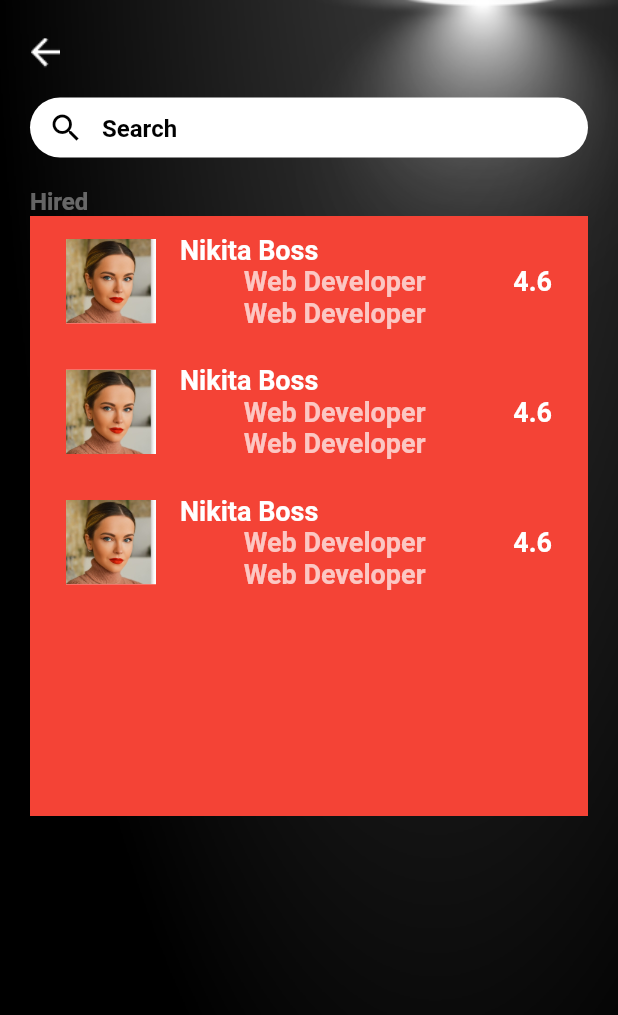
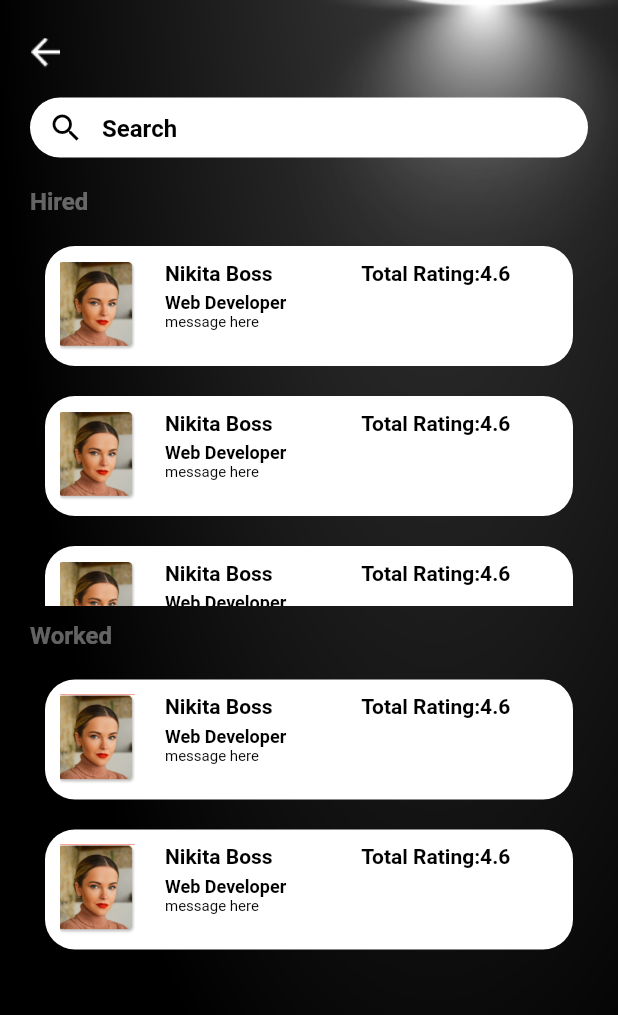
Before and after one commit to arunkc72/freelancerApp, a Flutter app: the HistoryPage screen opened directly, on a phone screen of 412 x 824 dp. Shown: the top 1015 px of the screen. Run offline on Flutter 3.47's test engine with Material 2 defaults, Android fonts, the light colour scheme and no system bars; missing offline and left inert: bulleted_list.

Commit message:
history page done

```diff
--- /dev/null
+++ b/lib/components/tile_history.dart
@@ -0,0 +1,88 @@
+import 'package:brandbuilder_flutter/components/constant.dart';
+import 'package:flutter/material.dart';
+
+class TileHistory extends StatelessWidget {
+  TileHistory({super.key, required this.index});
+  int index;
+  @override
+  Widget build(BuildContext context) {
+    return Container(
+      padding: EdgeInsets.symmetric(horizontal: 10, vertical: 10),
+      margin: EdgeInsets.symmetric(horizontal: 10, vertical: 10),
+      height: 80,
+      width: double.infinity,
+      decoration: BoxDecoration(
+          color: Colors.white, borderRadius: BorderRadius.circular(20)),
+      child: Row(
+        crossAxisAlignment: CrossAxisAlignment.start,
+        // mainAxisAlignment: MainAxisAlignment.spaceBetween,
+        children: [
+          Container(
+            height: 68,
+            width: 50,
+            decoration: BoxDecoration(
+              color: Colors.red,
+              image: DecorationImage(
+                image: AssetImage(history[index]['image'].toString()),
+                fit: BoxFit.cover,
+              ),
+            ),
+          ),
+          const SizedBox(
+            width: 20,
+          ),
+          Column(
+            crossAxisAlignment: CrossAxisAlignment.start,
+            mainAxisAlignment: MainAxisAlignment.start,
+            children: [
+              Text(
+                history[index]['name'].toString(),
+                style: TextStyle(
+                    color: Colors.black,
+                    fontSize: 14,
+                    fontWeight: FontWeight.w600),
+              ),
+              SizedBox(
+                height: 5,
+              ),
+              Text(
+                history[index]['position'].toString(),
+                style: TextStyle(
+                    color: Colors.black,
+                    fontSize: 12,
+                    fontWeight: FontWeight.w600),
+              ),
+              Expanded(
+                child: Text(
+                  "message here",
+                  // history[index]['name'].toString(),
+                  style: TextStyle(
+                    overflow: TextOverflow.fade,
+
+                    color: Colors.black,
+                    fontSize: 10,
+                    //fontWeight: FontWeight.w600),)
+                  ),
+                ),
+              ),
+            ],
+          ),
+          SizedBox(
+            width: 50,
+          ),
+          Text(
+            "Total Rating:",
+            // history[index]['name'].toString(),
+            style: TextStyle(
+                color: Colors.black, fontSize: 14, fontWeight: FontWeight.w600),
+          ),
+          Text(
+            history[index]['rating'].toString(),
+            style: TextStyle(
+                color: Colors.black, fontSize: 14, fontWeight: FontWeight.w600),
+          ),
+        ],
+      ),
+    );
+  }
+}
--- a/lib/pages/history_page.dart
+++ b/lib/pages/history_page.dart
@@ -1,5 +1,5 @@
 import 'package:brandbuilder_flutter/components/constant.dart';
-import 'package:brandbuilder_flutter/components/history_bulder.dart';
+import 'package:brandbuilder_flutter/components/tile_history.dart';
 import 'package:flutter/material.dart';
 
 class HistoryPage extends StatefulWidget {
@@ -73,7 +73,9 @@ class _HistoryPageState extends State<HistoryPage> {
                 const SizedBox(
                   height: 20,
                 ),
-                Column(
+                SingleChildScrollView(
+                  scrollDirection: Axis.vertical,
+                  child: Column(
                     crossAxisAlignment: CrossAxisAlignment.start,
                     mainAxisAlignment: MainAxisAlignment.start,
                     children: [
@@ -84,62 +86,44 @@ class _HistoryPageState extends State<HistoryPage> {
                             fontWeight: FontWeight.w600,
                             color: Colors.white38),
                       ),
+                      SizedBox(
+                        height: 10,
+                      ),
                       Container(
-                      height: 400,
-                      color: Colors.red,
+                        height: 250,
+                        //color: Colors.red,
                         width: double.infinity,
                         child: ListView.builder(
                             itemCount: history.length,
                             itemBuilder: (context, index) {
-                            return Padding(
-                              padding: const EdgeInsets.all(8.0),
-                              child: ListTile(
-                                leading: Container(
-                                  // padding: EdgeInsets.symmetric(horizontal: 0),
-                                  height: 80,
-                                  width: 60,
-                                  decoration: BoxDecoration(
-                                    color: Colors.white,
-                                    image: DecorationImage(
-                                        image: AssetImage(
-                                          history[index]['image'].toString(),
+                              return TileHistory(index: index);
+                            }),
                       ),
-                                        fit: BoxFit.cover),
-                                  ),
-                                ),
-                                title: Text(
-                                  history[index]['name'].toString(),
-                                  style: TextStyle(
-                                      fontSize: 18,
-                                      fontWeight: FontWeight.w600),
-                                ),
-                                subtitle: Column(
-                                  children: [
-                                    Text(
-                                      history[index]['position'].toString(),
-                                      style: TextStyle(
-                                          fontSize: 18,
-                                          fontWeight: FontWeight.w600),
+                      SizedBox(
+                        height: 10,
                       ),
                       Text(
-                                      history[index]['position'].toString(),
+                        "Worked",
                         style: TextStyle(
-                                          fontSize: 18,
-                                          fontWeight: FontWeight.w600),
+                            fontSize: 16,
+                            fontWeight: FontWeight.w600,
+                            color: Colors.white38),
+                      ),
+                      SizedBox(
+                        height: 10,
+                      ),
+                      Container(
+                        height: 200,
+                        //color: Colors.red,
+                        width: double.infinity,
+                        child: ListView.builder(
+                            itemCount: history.length,
+                            itemBuilder: (context, index) {
+                              return TileHistory(index: index);
+                            }),
                       ),
                     ],
                   ),
-                                trailing: Text(
-                                  history[index]['rating'].toString(),
-                                  style: TextStyle(
-                                      fontSize: 18,
-                                      fontWeight: FontWeight.w600),
-                                ),
-                              ),
-                            );
-                          }),
-                    )
-                  ],
                 ),
               ],
             ),
```
Lines whose indentation alone changed are shown as unchanged.
